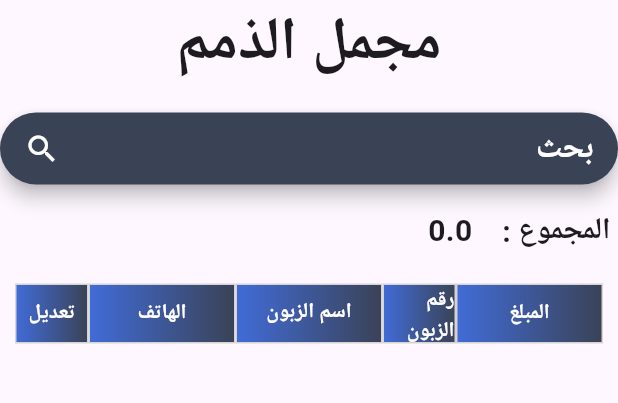
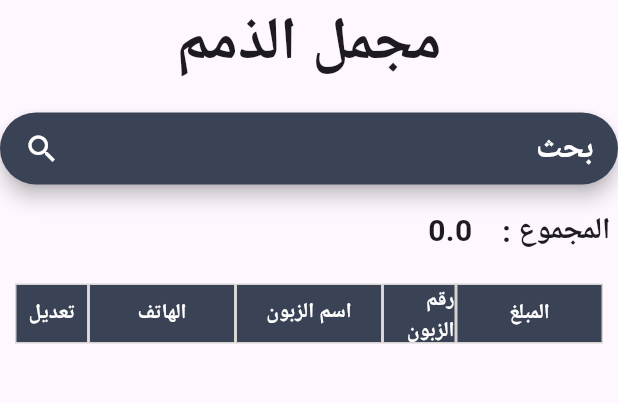
Before and after one commit to yousefymr1/Debting, a Flutter app: the ZemamReport screen opened by its route, on a phone screen of 412 x 824 dp, the part 84-487 px from its top. Run offline on Flutter 3.47's test engine with Material 3 defaults, Android fonts, the phone set to English and light mode, and no system bars; our stand-ins replace device_info_plus, shared_preferences; missing offline and left inert: easy_autocomplete; accounts and stored records are empty; network calls fail.

Commit message:
first commit

```diff
--- a/lib/report_mogmal_zemam.dart
+++ b/lib/report_mogmal_zemam.dart
@@ -152,8 +152,8 @@ class _ZemamReportState extends State<ZemamReport> {
                           child: Container(
                             decoration: BoxDecoration(
                                 gradient: LinearGradient(colors: [
-                                  Color.fromRGBO(65, 108, 216, 1),
-                                  Color.fromRGBO(58, 66, 86, 1.0),
+                               Color.fromRGBO(58, 66, 86, 1.0),
+                               Color.fromRGBO(58, 66, 86, 1.0),
                                 ]),
                                 border: Border.all(color: Color(0xffD6D3D3))),
                             child: Center(
@@ -172,8 +172,8 @@ class _ZemamReportState extends State<ZemamReport> {
                           child: Container(
                             decoration: BoxDecoration(
                                 gradient: LinearGradient(colors: [
-                                  Color.fromRGBO(65, 108, 216, 1),
-                                  Color.fromRGBO(58, 66, 86, 1.0),
+                                Color.fromRGBO(58, 66, 86, 1.0),
+                               Color.fromRGBO(58, 66, 86, 1.0),
                                 ]),
                                 border: Border.all(color: Color(0xffD6D3D3))),
                             child: Center(
@@ -192,8 +192,8 @@ class _ZemamReportState extends State<ZemamReport> {
                           child: Container(
                             decoration: BoxDecoration(
                                 gradient: LinearGradient(colors: [
-                                  Color.fromRGBO(65, 108, 216, 1),
-                                  Color.fromRGBO(58, 66, 86, 1.0),
+                                 Color.fromRGBO(58, 66, 86, 1.0),
+                               Color.fromRGBO(58, 66, 86, 1.0),
                                 ]),
                                 border: Border.all(color: Color(0xffD6D3D3))),
                             child: Center(
@@ -212,8 +212,8 @@ class _ZemamReportState extends State<ZemamReport> {
                           child: Container(
                             decoration: BoxDecoration(
                                 gradient: LinearGradient(colors: [
-                                  Color.fromRGBO(65, 108, 216, 1),
-                                  Color.fromRGBO(58, 66, 86, 1.0),
+                             Color.fromRGBO(58, 66, 86, 1.0),
+                               Color.fromRGBO(58, 66, 86, 1.0),
                                 ]),
                                 border: Border.all(color: Color(0xffD6D3D3))),
                             child: Center(
@@ -232,8 +232,8 @@ class _ZemamReportState extends State<ZemamReport> {
                           child: Container(
                             decoration: BoxDecoration(
                                 gradient: LinearGradient(colors: [
-                                  Color.fromRGBO(65, 108, 216, 1),
-                                  Color.fromRGBO(58, 66, 86, 1.0),
+                             Color.fromRGBO(58, 66, 86, 1.0),
+                               Color.fromRGBO(58, 66, 86, 1.0),
                                 ]),
                                 border: Border.all(color: Color(0xffD6D3D3))),
                             child: Center(
--- a/lib/sanadat_card.dart
+++ b/lib/sanadat_card.dart
@@ -162,12 +162,12 @@ Future deletesanad(String id) async {
                     flex: 1,
                     child: Container(
                       decoration: BoxDecoration(
-                          color: Colors.red,
+                          color: Colors.white,
                           border: Border.all(color: Color(0xffD6D3D3))),
                       child: Center(
                         child:    IconButton(
-                               iconSize: 20,
-                             icon: const Icon(Icons.delete),
+                               iconSize: 25,
+                             icon: const Icon(Icons.delete) , color: Colors.red,
 
                                         onPressed: () {
                                           deletesanad(
```
Also changed, not shown: lib/add_customer.dart (+8 -2 lines), lib/kashf_hesab.dart (+10 -10 lines), lib/report_sanadat.dart (+9 -8 lines).
